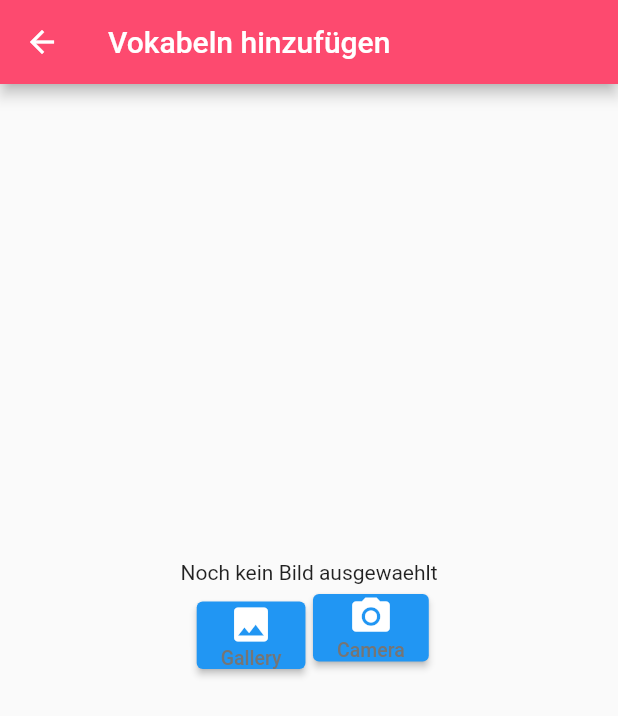
After one commit to thm-mni-ii/lama, a Flutter app: the AddVocabScreen screen opened directly, after a tap on "Gallery", on a phone screen of 412 x 824 dp. The commit adds this screen. Shown: the top 716 px of the screen. Run offline on Flutter 3.47's test engine with Material 2 defaults, Android fonts, the phone set to English and light mode, and no system bars; our stand-ins replace bloc, bubble, cached_network_image, equatable, flutter_bloc, flutter_markdown and 7 more; missing offline and left inert: dbcrypt, google_ml_kit, translator; accounts and stored records are empty; project files that could hold a hidden picture were left out.

Commit message:
initial commit

```diff
--- /dev/null
+++ b/lama_app/lib/app/bloc/add_vocab_bloc.dart
@@ -0,0 +1,19 @@
+import 'package:flutter_bloc/flutter_bloc.dart';
+import 'package:lama_app/app/event/add_vocab_events.dart';
+import 'package:lama_app/app/event/choose_taskset_events.dart';
+import 'package:lama_app/app/repository/taskset_repository.dart';
+import 'package:lama_app/app/state/add_vocab_state.dart';
+import 'package:lama_app/app/state/choose_taskset_state.dart';
+import 'package:lama_app/app/task-system/taskset_model.dart';
+
+class AddVocabBloc extends Bloc<AddVocabCamEvent, AddVocabState> {
+
+  AddVocabBloc() : super(LoadingAddVocabState()) {
+    on<AddVocabCamEvent>((event, emit) async {
+      emit(LoadingAddVocabState());
+
+      await Future.delayed(Duration(milliseconds: 200));
+      emit(LoadedAddVocabState());
+    });
+  }
+}
--- /dev/null
+++ b/lama_app/lib/app/event/add_vocab_events.dart
@@ -0,0 +1,5 @@
+abstract class AddVocabEvent {}
+
+class AddVocabCamEvent extends AddVocabEvent {
+
+}
--- /dev/null
+++ b/lama_app/lib/app/screens/add_vocab_screen.dart
@@ -0,0 +1,171 @@
+import 'dart:math';
+import 'dart:io';
+
+import 'package:flutter/material.dart';
+import 'package:flutter_bloc/flutter_bloc.dart';
+import 'package:lama_app/app/bloc/add_vocab_bloc.dart';
+import 'package:lama_app/app/bloc/choose_taskset_bloc.dart';
+import 'package:lama_app/app/bloc/task_bloc.dart';
+import 'package:lama_app/app/event/add_vocab_events.dart';
+import 'package:lama_app/app/event/choose_taskset_events.dart';
+import 'package:lama_app/app/repository/user_repository.dart';
+import 'package:lama_app/app/screens/task_screen.dart';
+import 'package:lama_app/app/state/choose_taskset_state.dart';
+import 'package:lama_app/app/task-system/task.dart';
+import 'package:lama_app/app/task-system/taskset_model.dart';
+import 'package:lama_app/util/LamaColors.dart';
+import 'package:lama_app/util/LamaTextTheme.dart';
+import 'package:image_picker/image_picker.dart';
+import 'package:google_ml_kit/google_ml_kit.dart';
+import 'package:translator/translator.dart';
+
+class AddVocabScreen extends StatefulWidget {
+  AddVocabScreen();
+
+  @override
+  State<StatefulWidget> createState() {
+    return AddVocabScreenState();
+  }
+}
+
+class AddVocabScreenState extends State<AddVocabScreen> {
+  late bool textScanning = false;
+  late String scannedText = ' ';
+  XFile? imageFile;
+
+  @override
+  void initState() {
+    super.initState();
+    BlocProvider.of<AddVocabBloc>(context).add(AddVocabCamEvent());
+  }
+
+  @override
+  Widget build(BuildContext context) {
+    return Scaffold(
+      appBar: AppBar(
+        backgroundColor: LamaColors.mainPink,
+        title: const Text("Vokabeln hinzufügen"),
+      ),
+      body: Center(
+        child: SingleChildScrollView(
+          child: Container(
+            margin: const EdgeInsets.all(20),
+            child: Column(
+              crossAxisAlignment: CrossAxisAlignment.center,
+              children: [
+                if (textScanning) const CircularProgressIndicator(),
+                if (!textScanning && imageFile == null)
+                  Container(
+                    child: Text('Noch kein Bild ausgewaehlt'),
+                  ),
+                if (imageFile != null) Image.file(File(imageFile!.path)),
+                Row(
+                  mainAxisAlignment: MainAxisAlignment.center,
+                  children: [
+                    Container(
+                        margin: const EdgeInsets.symmetric(horizontal: 5),
+                        padding: const EdgeInsets.only(top: 10),
+                        child: ElevatedButton(
+                          onPressed: () {
+                            getImage(ImageSource.gallery);
+                          },
+                          child: Container(
+                            child: Column(
+                              children: [
+                                Icon(
+                                  Icons.image,
+                                  size: 30,
+                                ),
+                                Text(
+                                  "Gallery",
+                                  style: TextStyle(
+                                      fontSize: 13, color: Colors.grey[600]),
+                                )
+                              ],
+                            ),
+                          ),
+                        )),
+                    Container(
+                      child: ElevatedButton(
+                        onPressed: () {
+                          getLanguage();
+                         // getImage(ImageSource.camera);
+                        },
+                        child: Container(
+                          child: Column(
+                            children: [
+                              Icon(
+                                Icons.camera_alt,
+                                size: 30,
+                              ),
+                              Text(
+                                "Camera",
+                                style: TextStyle(
+                                    fontSize: 13, color: Colors.grey[600]),
+                              )
+                            ],
+                          ),
+                        ),
+                      ),
+                    ),
+                  ],
+                ),
+                const SizedBox(
+                  height: 20,
+                ),
+                Container(
+                  child: Text(
+                    scannedText,
+                    style: TextStyle(fontSize: 20),
+                  ),
+                ),
+                Container(child: Text('')),
+              ],
+            ),
+          ),
+        ),
+      ),
+    );
+  }
+
+// source for code https://github.com/ritsat/text_recognition
+  void getImage(ImageSource source) async {
+    try {
+      final pickedImage = await ImagePicker().pickImage(source: source);
+      if (pickedImage != null) {
+        textScanning = true;
+        imageFile = pickedImage;
+        setState(() {});
+        getRecognisedText(pickedImage);
+      }
+    } catch (e) {
+      textScanning = false;
+      imageFile = null;
+      scannedText = "Error occured while scanning";
+      setState(() {});
+    }
+  }
+
+  void getRecognisedText(XFile image) async {
+    final inputImage = InputImage.fromFilePath(image.path);
+    final textDetector = GoogleMlKit.vision.textDetector();
+    RecognisedText recognisedText = await textDetector.processImage(inputImage);
+    await textDetector.close();
+    scannedText = "";
+    for (TextBlock block in recognisedText.blocks) {
+      for (TextLine line in block.lines) {
+        scannedText = scannedText + line.text + "\n";
+        recognisedText;
+      }
+    }
+    textScanning = false;
+    setState(() {});
+  }
+
+  Stream<String> getLanguage() async* {
+    final translator = GoogleTranslator();
+    var lanCode = translator.translate("This is an example text");
+    print(lanCode.toString());
+    yield lanCode.toString();
+  }
+}
--- a/lama_app/lib/app/screens/choose_taskset_screen.dart
+++ b/lama_app/lib/app/screens/choose_taskset_screen.dart
@@ -1,17 +1,22 @@
 import 'dart:math';
+import 'dart:io';
 
 import 'package:flutter/material.dart';
 import 'package:flutter_bloc/flutter_bloc.dart';
+import 'package:lama_app/app/bloc/add_vocab_bloc.dart';
 import 'package:lama_app/app/bloc/choose_taskset_bloc.dart';
 import 'package:lama_app/app/bloc/task_bloc.dart';
 import 'package:lama_app/app/event/choose_taskset_events.dart';
 import 'package:lama_app/app/repository/user_repository.dart';
+import 'package:lama_app/app/screens/add_vocab_screen.dart';
 import 'package:lama_app/app/screens/task_screen.dart';
 import 'package:lama_app/app/state/choose_taskset_state.dart';
 import 'package:lama_app/app/task-system/task.dart';
 import 'package:lama_app/app/task-system/taskset_model.dart';
 import 'package:lama_app/util/LamaColors.dart';
 import 'package:lama_app/util/LamaTextTheme.dart';
+import 'package:image_picker/image_picker.dart';
+import 'package:google_ml_kit/google_ml_kit.dart';
 
 /// [StatefulWidget] that contains the screen that shows all Tasksets.
 ///
@@ -37,6 +42,10 @@ class ChooseTasksetScreenState extends State<ChooseTasksetScreen> {
   int? userGrade;
   UserRepository? userRepository;
 
+  late bool textScanning;
+  late String scannedText;
+  XFile? imageFile;
+
   ChooseTasksetScreenState(
       this.chosenSubject, this.userGrade, this.userRepository);
 
@@ -49,6 +58,8 @@ class ChooseTasksetScreenState extends State<ChooseTasksetScreen> {
     super.initState();
     BlocProvider.of<ChooseTasksetBloc>(context)
         .add(LoadAllTasksetsEvent(chosenSubject, userGrade));
+    textScanning = false;
+    scannedText = '';
   }
 
   @override
@@ -118,6 +129,23 @@ class ChooseTasksetScreenState extends State<ChooseTasksetScreen> {
                 ),
               ),
             ),
+            if (chosenSubject == 'Englisch') ...[
+              Positioned(
+                bottom: 20,
+                right: 20,
+                child: FloatingActionButton(onPressed: () {
+                  Navigator.push(
+                    context,
+                    MaterialPageRoute(
+                      builder: (context) => BlocProvider(
+                        create: (BuildContext context) => AddVocabBloc(),
+                        child: AddVocabScreen(),
+                      ),
+                    ),
+                  ).then((value) => (setState(() {})));
+                }),
+              ),
+            ]
           ],
         ),
       ),
--- /dev/null
+++ b/lama_app/lib/app/state/add_vocab_state.dart
@@ -0,0 +1,6 @@
+abstract class AddVocabState {}
+
+class LoadingAddVocabState extends AddVocabState {}
+
+class LoadedAddVocabState extends AddVocabState {
+}
--- a/lama_app/pubspec.yaml
+++ b/lama_app/pubspec.yaml
@@ -37,7 +37,9 @@ dependencies:
   flame: ^1.2.0
   bubble: ^1.2.1
   google_fonts: ^2.1.0
+  google_ml_kit: ^0.7.3
   flutter_markdown: ^0.6.2
+  image_picker: 0.8.4+9
   audioplayers: ^0.18.3
   http: ^0.13.3
   flutter_speed_dial: ^3.0.5
@@ -46,6 +48,7 @@ dependencies:
   dbcrypt: ^2.0.0
   decimal: ^2.1.0
   smooth_page_indicator: any
+  translator: ^0.1.7
 dev_dependencies:
   flutter_test:
     sdk: flutter
```
Also changed, not shown: lama_app/pubspec.lock, 1 other file.
